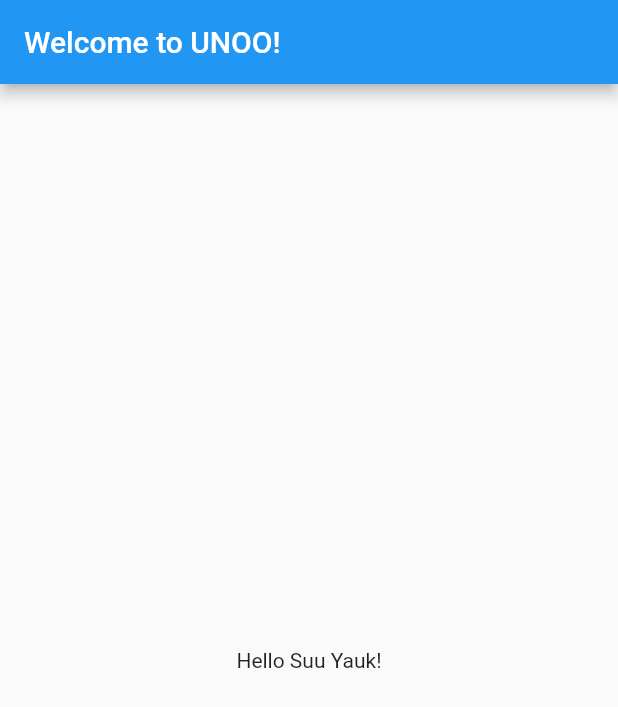
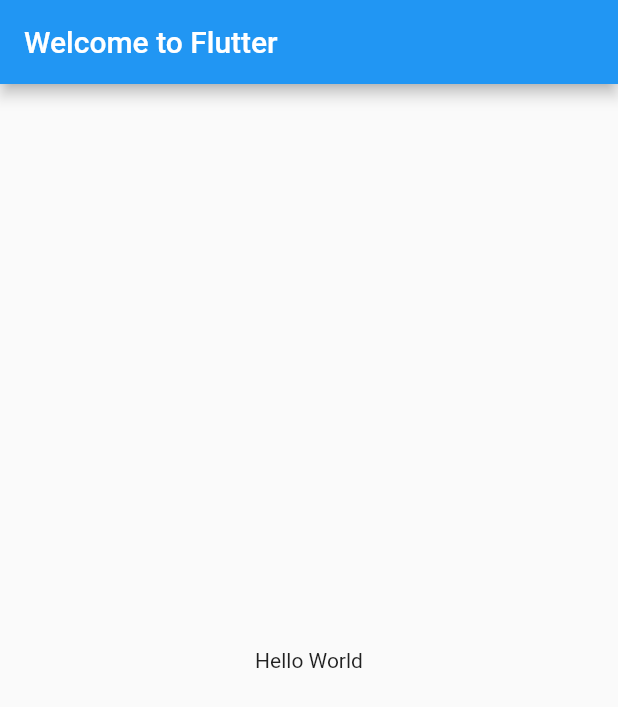
Before and after one commit to mizzuri/startup_namer, a Flutter app: the screen it shows after launch, on a phone screen of 412 x 824 dp. Shown: the top 707 px of the screen. Run offline on Flutter 3.47's test engine with Material 2 defaults, Android fonts, the phone set to English and light mode, and no system bars.

Commit message:
Some code changes

```diff
--- a/lib/main.dart
+++ b/lib/main.dart
@@ -9,10 +9,10 @@ class MyApp extends StatelessWidget {
       title: 'Welcome to Flutter',
       home: Scaffold(
         appBar: AppBar(
-          title: Text('Welcome to UNOO!'),
+          title: Text('Welcome to Flutter'),
         ),
         body: Center(
-          child: Text('Hello Suu Yauk!'),
+          child: Text('Hello World'),
         ),
       ),
     );
```
